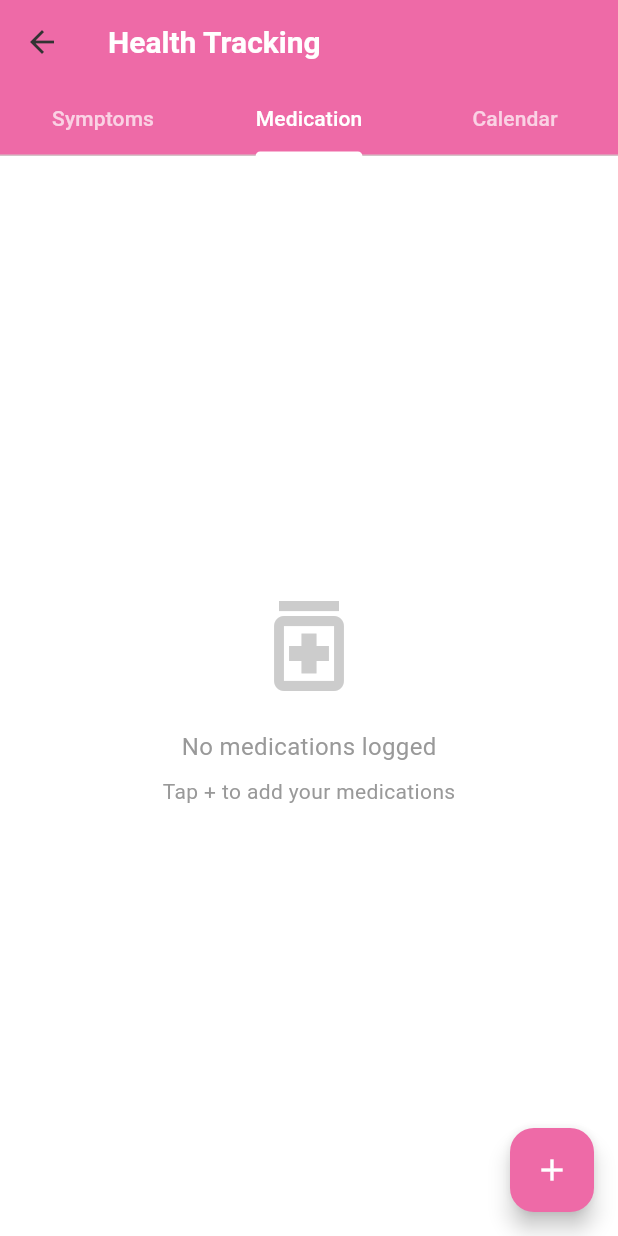
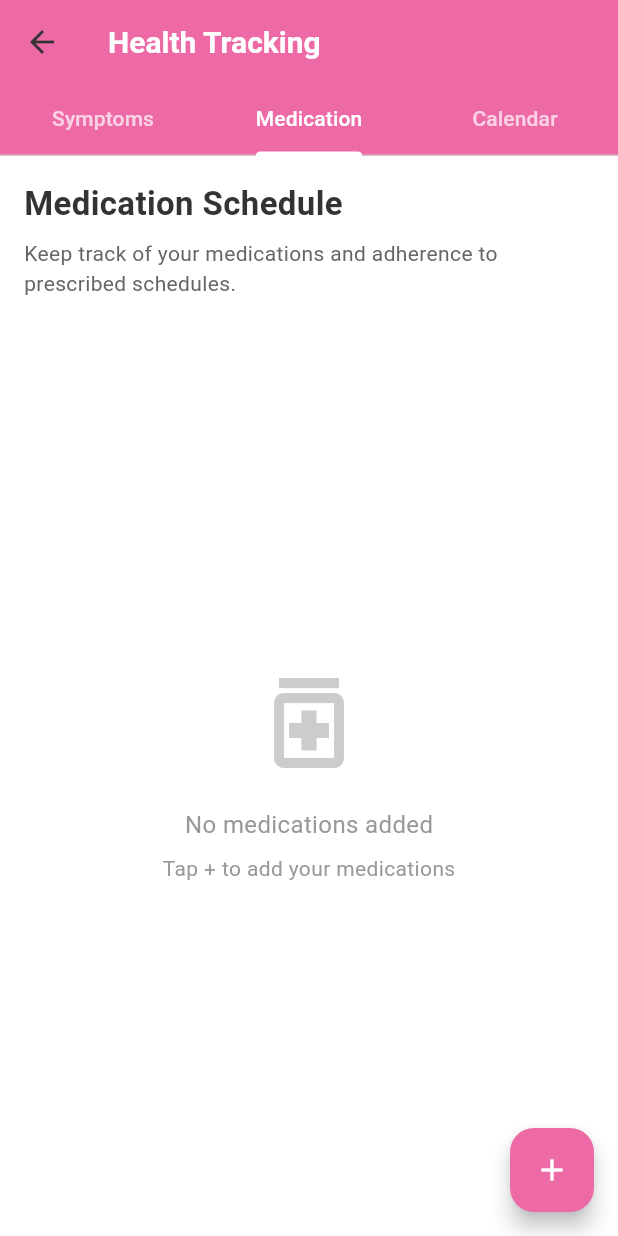
Before and after one commit to Faqih001/ovarian_cyst_support_app, a Flutter app: the TrackingScreen screen opened directly, tab 2 chosen, on a phone screen of 412 x 824 dp. Run offline on Flutter 3.47's test engine with Material 3 defaults, Android fonts, the phone set to English and light mode, and no system bars; our stand-ins replace animated_text_kit, cloud_firestore, connectivity_plus, csv, firebase_auth, firebase_core and 18 more; missing offline and left inert: firebase_app_check; accounts and stored records are empty; network calls fail.

Commit message:
feat: Enhance symptom and medication tracking; update loading logic and UI for better user experience

```diff
--- a/lib/screens/tracking_screen.dart
+++ b/lib/screens/tracking_screen.dart
@@ -48,6 +48,8 @@ class _TrackingScreenState extends State<TrackingScreen>
     try {
       // Load today's symptoms
       final symptoms = await _databaseService.getTodaysSymptoms();
+
+      // Update symptoms intensity map
       setState(() {
         _symptomsIntensity.clear();
         for (var symptom in symptoms) {
@@ -59,7 +61,8 @@ class _TrackingScreenState extends State<TrackingScreen>
       final allSymptoms = await _databaseService.getAllSymptomEntries();
       final medications = await _databaseService.getAllMedications();
 
-      final events = <DateTime, List<dynamic>>{};
+      // Create a new events map
+      final newEvents = <DateTime, List<dynamic>>{};
 
       // Group symptoms by date
       for (var symptom in allSymptoms) {
@@ -68,8 +71,10 @@ class _TrackingScreenState extends State<TrackingScreen>
           symptom.date.month,
           symptom.date.day,
         );
-        events[date] = events[date] ?? [];
-        events[date]!.add({
+        if (!newEvents.containsKey(date)) {
+          newEvents[date] = [];
+        }
+        newEvents[date]!.add({
           'type': 'symptom',
           'name': symptom.symptoms.join(', '),
           'intensity': symptom.painLevel,
@@ -83,12 +88,14 @@ class _TrackingScreenState extends State<TrackingScreen>
             ? DateTime.parse(med['endDate'])
             : DateTime.now();
 
-        for (DateTime date = startDate;
-            date.isBefore(endDate) || date.isAtSameMomentAs(endDate);
+        for (var date = startDate;
+            date.isBefore(endDate.add(const Duration(days: 1)));
             date = date.add(const Duration(days: 1))) {
           final eventDate = DateTime(date.year, date.month, date.day);
-          events[eventDate] = events[eventDate] ?? [];
-          events[eventDate]!.add({
+          if (!newEvents.containsKey(eventDate)) {
+            newEvents[eventDate] = [];
+          }
+          newEvents[eventDate]!.add({
             'type': 'medication',
             'name': med['name'],
             'dosage': med['dosage'],
@@ -96,18 +103,18 @@ class _TrackingScreenState extends State<TrackingScreen>
         }
       }
 
+      // Update events state
+      if (mounted) {
         setState(() {
-        _events = events;
+          _events = newEvents;
+          _isLoading = false;
         });
+      }
     } catch (e) {
-      // Handle error
       if (mounted) {
         ScaffoldMessenger.of(context).showSnackBar(
-          SnackBar(content: Text('Error loading symptoms: $e')),
+          SnackBar(content: Text('Error loading data: $e')),
         );
-      }
-    } finally {
-      if (mounted) {
         setState(() => _isLoading = false);
       }
     }
@@ -182,7 +189,8 @@ class _TrackingScreenState extends State<TrackingScreen>
                                   size: 12,
                                   color: index < (event['intensity'] as int)
                                       ? AppColors.primary
-                                      : AppColors.secondary.withAlpha(77), // 0.3 * 255
+                                      : AppColors.secondary
+                                          .withAlpha(77), // 0.3 * 255
                                 )),
                       ),
                     ],
@@ -248,9 +256,10 @@ class _TrackingScreenState extends State<TrackingScreen>
         'intensity': intensity,
         'timestamp': DateTime.now(),
       });
-      setState(() {
-        _symptomsIntensity[symptom] = intensity;
-      });
+
+      // Refresh all data
+      await _loadSymptoms();
+
       if (mounted) {
         ScaffoldMessenger.of(context).showSnackBar(
           const SnackBar(content: Text('Symptom logged successfully')),
@@ -440,6 +449,36 @@ class _TrackingScreenState extends State<TrackingScreen>
   }
 
   Widget _buildMedicationTab() {
+    return Padding(
+      padding: const EdgeInsets.all(16.0),
+      child: Column(
+        crossAxisAlignment: CrossAxisAlignment.start,
+        children: [
+          const Text('Medication Schedule', style: AppStyles.headingMedium),
+          const SizedBox(height: 8),
+          Text(
+            'Keep track of your medications and adherence to prescribed schedules.',
+            style: AppStyles.bodyMedium,
+          ),
+          const SizedBox(height: 24),
+          Expanded(
+            child: FutureBuilder(
+              future: _databaseService.getAllMedications(),
+              builder: (context,
+                  AsyncSnapshot<List<Map<String, dynamic>>> snapshot) {
+                if (snapshot.connectionState == ConnectionState.waiting) {
+                  return const Center(child: CircularProgressIndicator());
+                }
+
+                if (snapshot.hasError) {
+                  return Center(
+                    child: Text('Error: ${snapshot.error}'),
+                  );
+                }
+
+                final medications = snapshot.data ?? [];
+
+                if (medications.isEmpty) {
                   return Center(
                     child: Column(
                       mainAxisAlignment: MainAxisAlignment.center,
@@ -447,17 +486,81 @@ class _TrackingScreenState extends State<TrackingScreen>
                         Icon(
                           Icons.medication_outlined,
                           size: 80,
-            color: AppColors.textLight.withAlpha((0.5 * 255).toInt()),
+                          color: AppColors.textLight
+                              .withAlpha((0.5 * 255).toInt()),
                         ),
                         const SizedBox(height: 16),
                         Text(
-            'No medications logged',
-            style: TextStyle(color: AppColors.textLight, fontSize: 16),
+                          'No medications added',
+                          style: TextStyle(
+                              color: AppColors.textLight, fontSize: 16),
                         ),
                         const SizedBox(height: 8),
                         Text(
                           'Tap + to add your medications',
-            style: TextStyle(color: AppColors.textLight, fontSize: 14),
+                          style: TextStyle(
+                              color: AppColors.textLight, fontSize: 14),
+                        ),
+                      ],
+                    ),
+                  );
+                }
+
+                return ListView.builder(
+                  itemCount: medications.length,
+                  itemBuilder: (context, index) {
+                    final medication = medications[index];
+                    final startDate = DateTime.parse(medication['startDate']);
+                    final endDate = medication['endDate'] != null
+                        ? DateTime.parse(medication['endDate'])
+                        : null;
+
+                    return Card(
+                      margin: const EdgeInsets.only(bottom: 8),
+                      child: ListTile(
+                        leading: Container(
+                          padding: const EdgeInsets.all(8),
+                          decoration: BoxDecoration(
+                            color: AppColors.secondary.withAlpha(26),
+                            shape: BoxShape.circle,
+                          ),
+                          child: Icon(
+                            Icons.medication,
+                            color: AppColors.secondary,
+                          ),
+                        ),
+                        title: Text(medication['name']),
+                        subtitle: Column(
+                          crossAxisAlignment: CrossAxisAlignment.start,
+                          children: [
+                            Text('Dosage: ${medication['dosage']}'),
+                            Text(
+                              'Started: ${DateFormat('MMM d, y').format(startDate)}${endDate != null ? '\nEnds: ${DateFormat('MMM d, y').format(endDate)}' : ''}',
+                              style: TextStyle(
+                                color: AppColors.textLight,
+                                fontSize: 12,
+                              ),
+                            ),
+                          ],
+                        ),
+                        trailing: IconButton(
+                          icon: const Icon(Icons.edit),
+                          onPressed: () {
+                            Navigator.push(
+                              context,
+                              MaterialPageRoute(
+                                builder: (context) =>
+                                    const MedicationTrackingScreen(),
+                              ),
+                            );
+                          },
+                        ),
+                      ),
+                    );
+                  },
+                );
+              },
+            ),
           ),
         ],
       ),
```
Lines whose indentation alone changed are shown as unchanged.
